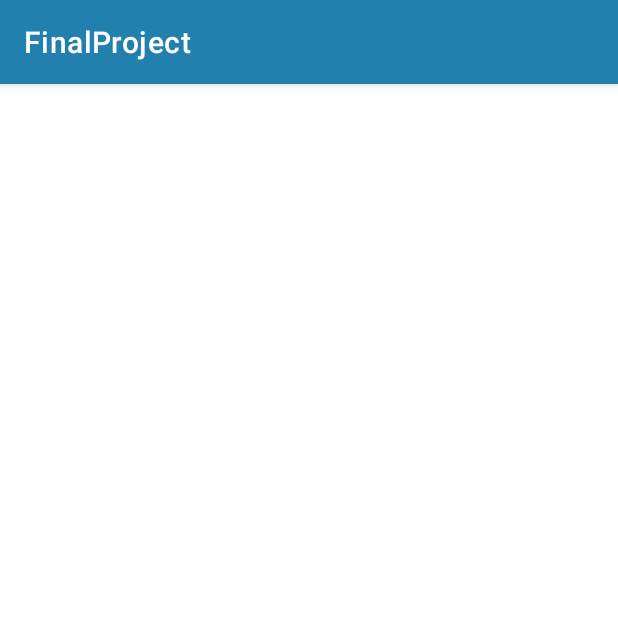
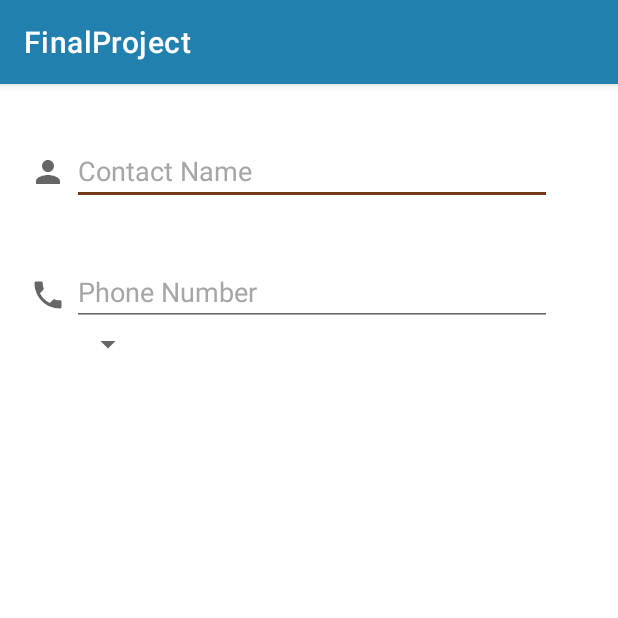
Before and after one commit to demi-sokoya/Contact-App, an Android app: the AddContactActivity screen opened directly, with no data from a screen before it, on a phone screen of 412 x 824 dp, the top half of it. Run offline under Robolectric (Android 15) with nearby library versions, the phone set to English and light mode, and no system bars.

Commit message:
Added and updated the addcontact layout

```diff
--- /dev/null
+++ b/app/src/main/res/drawable/ic_baseline_contact_page_24.xml
@@ -0,0 +1,10 @@
+<vector xmlns:android="http://schemas.android.com/apk/res/android"
+    android:width="48dp"
+    android:height="48dp"
+    android:viewportWidth="48"
+    android:viewportHeight="48"
+    android:tint="?attr/colorControlNormal">
+  <path
+      android:fillColor="@android:color/white"
+      android:pathData="M14,2H6C4.9,2 4,2.9 4,4v16c0,1.1 0.9,2 2,2h12c1.1,0 2,-0.9 2,-2V8L14,2zM12,10c1.1,0 2,0.9 2,2c0,1.1 -0.9,2 -2,2s-2,-0.9 -2,-2C10,10.9 10.9,10 12,10zM16,18H8v-0.57c0,-0.81 0.48,-1.53 1.22,-1.85C10.07,15.21 11.01,15 12,15c0.99,0 1.93,0.21 2.78,0.58C15.52,15.9 16,16.62 16,17.43V18z"/>
+</vector>
--- /dev/null
+++ b/app/src/main/res/drawable/ic_baseline_person_24.xml
@@ -0,0 +1,10 @@
+<vector xmlns:android="http://schemas.android.com/apk/res/android"
+    android:width="24dp"
+    android:height="24dp"
+    android:viewportWidth="24"
+    android:viewportHeight="24"
+    android:tint="?attr/colorControlNormal">
+  <path
+      android:fillColor="@android:color/white"
+      android:pathData="M12,12c2.21,0 4,-1.79 4,-4s-1.79,-4 -4,-4 -4,1.79 -4,4 1.79,4 4,4zM12,14c-2.67,0 -8,1.34 -8,4v2h16v-2c0,-2.66 -5.33,-4 -8,-4z"/>
+</vector>
--- /dev/null
+++ b/app/src/main/res/drawable/ic_baseline_phone_24.xml
@@ -0,0 +1,10 @@
+<vector xmlns:android="http://schemas.android.com/apk/res/android"
+    android:width="24dp"
+    android:height="24dp"
+    android:viewportWidth="24"
+    android:viewportHeight="24"
+    android:tint="?attr/colorControlNormal">
+  <path
+      android:fillColor="@android:color/white"
+      android:pathData="M6.62,10.79c1.44,2.83 3.76,5.14 6.59,6.59l2.2,-2.2c0.27,-0.27 0.67,-0.36 1.02,-0.24 1.12,0.37 2.33,0.57 3.57,0.57 0.55,0 1,0.45 1,1V20c0,0.55 -0.45,1 -1,1 -9.39,0 -17,-7.61 -17,-17 0,-0.55 0.45,-1 1,-1h3.5c0.55,0 1,0.45 1,1 0,1.25 0.2,2.45 0.57,3.57 0.11,0.35 0.03,0.74 -0.25,1.02l-2.2,2.2z"/>
+</vector>
--- a/app/src/main/res/layout/activity_add_contact_actvity.xml
+++ b/app/src/main/res/layout/activity_add_contact_actvity.xml
@@ -6,4 +6,112 @@
     android:layout_height="match_parent"
     tools:context=".AddContactActivity">
 
+    <LinearLayout
+        android:layout_width="match_parent"
+        android:layout_height="match_parent"
+        android:orientation="vertical">
+        <LinearLayout
+            android:layout_width="match_parent"
+            android:layout_height="wrap_content"
+            android:orientation="vertical"
+            android:gravity="center">
+            <ImageView
+                android:id="@+id/imageView"
+                android:layout_width="wrap_content"
+                android:layout_height="wrap_content"
+                tools:srcCompat="@drawable/ic_baseline_contact_page_24"/>
+
+        </LinearLayout>
+
+        <LinearLayout
+            android:layout_width="match_parent"
+            android:layout_height="wrap_content"
+            android:orientation="horizontal"
+            android:layout_gravity="center"
+            android:layout_marginStart="16dp"
+            android:layout_marginEnd="16dp"
+            android:layout_marginTop="16dp">
+
+            <ImageView
+                android:id="@+id/profileIcon"
+                android:layout_width="wrap_content"
+                android:layout_height="wrap_content"
+                app:srcCompat="@drawable/ic_baseline_person_24"
+                android:layout_gravity="bottom"
+                android:paddingBottom="10dp"
+                android:layout_weight="2"/>
+
+            <LinearLayout
+                android:layout_width="wrap_content"
+                android:layout_height="wrap_content"
+                android:orientation="vertical"
+                android:gravity="center"
+                android:layout_weight="7">
+
+                <TextView
+                    android:layout_width="wrap_content"
+                    android:layout_height="wrap_content"
+                    android:text="Contact Name"
+                    android:layout_gravity="start"
+                    android:visibility="invisible"/>
+
+                <EditText
+                    android:id="@+id/editTextContactName"
+                    style="@style/editTextStyle"
+                    android:inputType="textPersonName"
+                    android:hint="Contact Name"
+                    />
+
+
+            </LinearLayout>
+
+        </LinearLayout>
+        <LinearLayout
+            android:layout_width="match_parent"
+            android:layout_height="wrap_content"
+            android:orientation="horizontal"
+            android:layout_gravity="center"
+            android:layout_marginStart="16dp"
+            android:layout_marginEnd="16dp"
+            android:layout_marginTop="16dp">
+
+            <ImageView
+                android:id="@+id/phone_number_icon"
+                android:layout_width="wrap_content"
+                android:layout_height="wrap_content"
+                app:srcCompat="@drawable/ic_baseline_phone_24"
+                android:layout_gravity="center"
+                android:layout_weight="2"/>
+
+            <LinearLayout
+                android:layout_width="wrap_content"
+                android:layout_height="wrap_content"
+                android:orientation="vertical"
+                android:gravity="center"
+                android:layout_weight="7">
+
+                <TextView
+                    android:id="@+id/phone_number_TV"
+                    android:layout_width="wrap_content"
+                    android:layout_height="wrap_content"
+                    android:text="Phone Number"
+                    android:layout_gravity="start"
+                    android:visibility="invisible"/>
+
+                <EditText
+                    android:id="@+id/editTextPhoneNumber"
+                    android:inputType="phone"
+                    style="@style/editTextStyle"
+                    android:hint="Phone Number"/>
+
+                <Spinner
+                    android:id="@+id/phoneSpinner"
+                    android:layout_width="wrap_content"
+                    android:layout_height="wrap_content"
+                    android:layout_gravity="start"/>
+            </LinearLayout>
+
+        </LinearLayout>
+
+    </LinearLayout>
 </androidx.constraintlayout.widget.ConstraintLayout>
--- a/app/src/main/res/values-night/themes.xml
+++ b/app/src/main/res/values-night/themes.xml
@@ -37,4 +37,11 @@
         <item name="android:layout_marginEnd">8dp</item>
         <item name="android:textColor">@color/black</item>
     </style>
+    <style name="editTextStyle">
+        <item name="android:layout_width">wrap_content</item>
+        <item name="android:layout_height">wrap_content</item>
+        <item name="android:ems">15</item>
+        <item name="android:layout_gravity">start</item>
+        <item name="android:textColorHint">@color/TextHint</item>
+    </style>
 </resources>
--- a/app/src/main/res/values/themes.xml
+++ b/app/src/main/res/values/themes.xml
@@ -50,4 +50,11 @@
         <item name="cornerFamily">rounded</item>
         <item name="cornerSize">25%</item>
     </style>
+    <style name="editTextStyle">
+        <item name="android:layout_width">wrap_content</item>
+        <item name="android:layout_height">wrap_content</item>
+        <item name="android:ems">15</item>
+        <item name="android:layout_gravity">start</item>
+        <item name="android:textColorHint">@color/TextHint</item>
+    </style>
 </resources>
```
